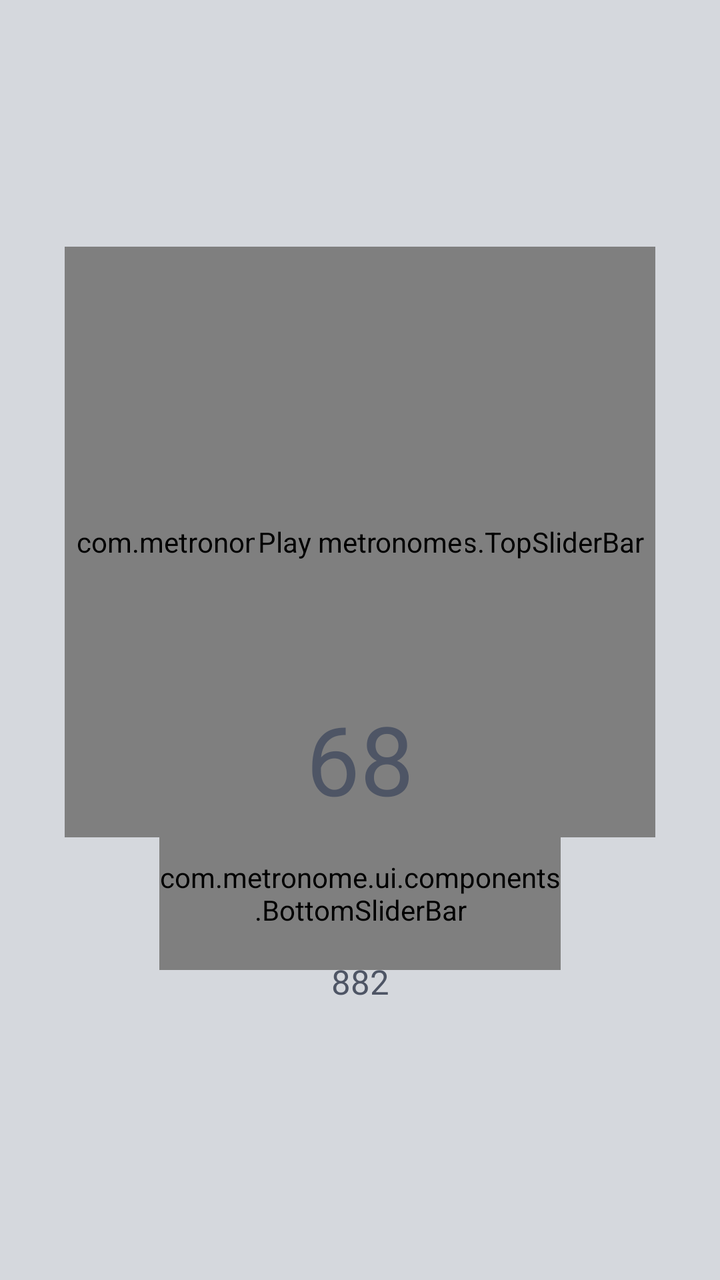
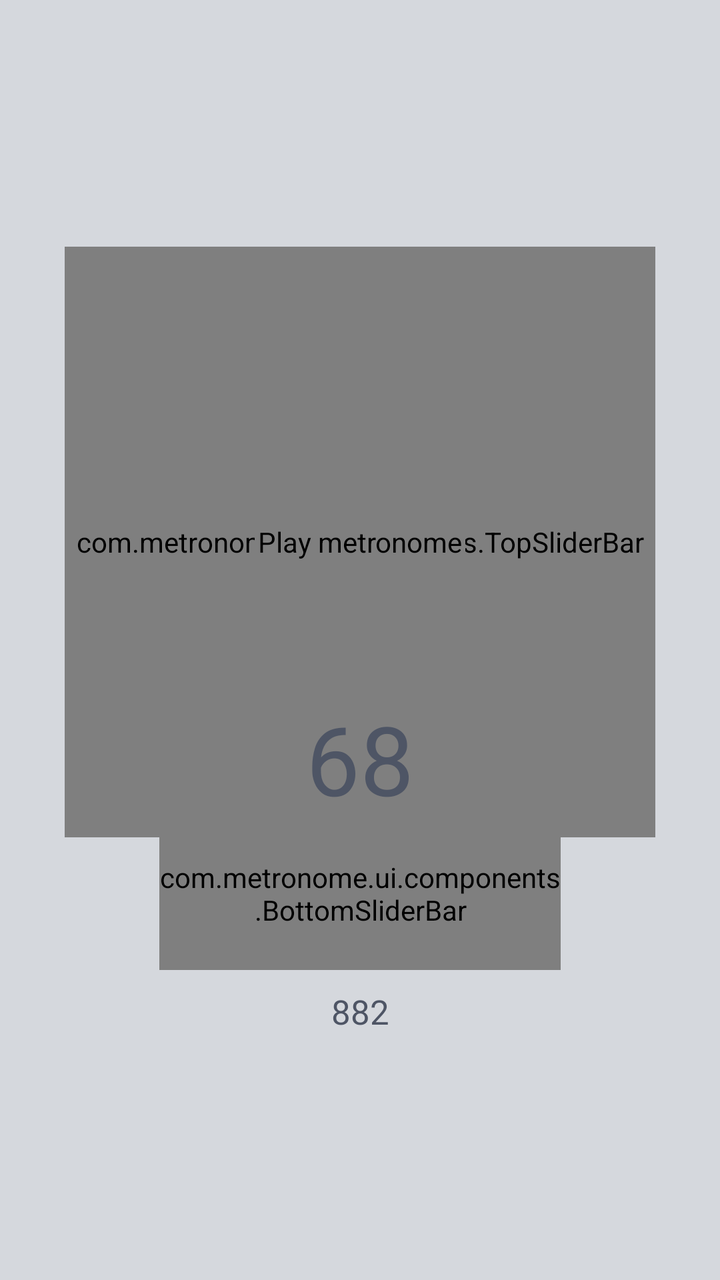

An Android layout rendered at two revisions. The XML below is the earlier revision; the diff shows what the commit changed to produce the second picture.
<!-- AndroidManifest.xml: application theme AppTheme -->
<!-- res/layout/fragment_controls.xml -->
<androidx.constraintlayout.widget.ConstraintLayout xmlns:android="http://schemas.android.com/apk/res/android"
    xmlns:app="http://schemas.android.com/apk/res-auto"
    android:layout_width="match_parent"
    android:layout_height="match_parent">

    <androidx.constraintlayout.widget.ConstraintLayout
        android:id="@+id/col"
        android:layout_width="0dp"
        android:layout_height="0dp"
        app:layout_constraintWidth_max="420dp"
        app:layout_constraintStart_toStartOf="parent"
        app:layout_constraintEnd_toEndOf="parent"
        app:layout_constraintBottom_toBottomOf="parent"
        app:layout_constraintDimensionRatio="411:891"
        app:layout_constraintTop_toTopOf="parent"/>

    <androidx.constraintlayout.widget.ConstraintLayout
        android:layout_width="0dp"
        android:layout_height="0dp"
        app:layout_constraintVertical_bias=".5"
        app:layout_constraintBottom_toBottomOf="parent"
        app:layout_constraintDimensionRatio="675:900"
        app:layout_constraintEnd_toEndOf="@id/col"
        app:layout_constraintStart_toStartOf="@id/col"
        app:layout_constraintTop_toTopOf="parent">

        <androidx.constraintlayout.widget.ConstraintLayout
            android:id="@+id/ui"
            android:layout_width="0dp"
            android:layout_height="0dp"
            app:layout_constraintBottom_toBottomOf="parent"
            app:layout_constraintEnd_toEndOf="parent"
            app:layout_constraintStart_toStartOf="parent"
            app:layout_constraintTop_toTopOf="parent">

            <androidx.constraintlayout.widget.ConstraintLayout
                android:layout_width="0dp"
                android:layout_height="0dp"
                app:layout_constraintBottom_toBottomOf="parent"
                app:layout_constraintDimensionRatio="675:174"
                app:layout_constraintEnd_toEndOf="parent"
                app:layout_constraintStart_toStartOf="parent"
                app:layout_constraintTop_toTopOf="parent"
                app:layout_constraintVertical_bias=".9">

                <com.metronome.ui.components.BottomSliderBar
                    android:id="@+id/b_s"
                    android:layout_width="0dp"
                    android:layout_height="0dp"
                    app:layout_constraintBottom_toBottomOf="parent"
                    app:layout_constraintDimensionRatio="416:158"
                    app:layout_constraintEnd_toEndOf="parent"
                    app:layout_constraintHorizontal_bias="0.5"
                    app:layout_constraintStart_toStartOf="parent"
                    app:layout_constraintTop_toTopOf="parent" />

            </androidx.constraintlayout.widget.ConstraintLayout>

            <androidx.constraintlayout.widget.ConstraintLayout
                android:layout_width="0dp"
                android:layout_height="0dp"
                app:layout_constraintBottom_toBottomOf="parent"
                app:layout_constraintDimensionRatio="675:80"
                app:layout_constraintEnd_toEndOf="parent"
                app:layout_constraintStart_toStartOf="parent"
                app:layout_constraintTop_toTopOf="parent"
                app:layout_constraintVertical_bias="1">

                <androidx.constraintlayout.widget.ConstraintLayout
                    android:layout_width="0dp"
                    android:layout_height="0dp"
                    app:layout_constraintBottom_toBottomOf="parent"
                    app:layout_constraintDimensionRatio="240:54"
                    app:layout_constraintEnd_toEndOf="parent"
                    app:layout_constraintHorizontal_bias="0.5"
                    app:layout_constraintStart_toStartOf="parent"
                    app:layout_constraintTop_toTopOf="parent">

                    <TextView
                        android:id="@+id/ms_text"
                        android:layout_width="0dp"
                        android:layout_height="0dp"
                        android:fontFamily="@font/rubik_regular"
                        android:gravity="center|top"
                        android:includeFontPadding="false"
                        android:visibility="invisible"
                        android:text="ms"
                        app:autoSizeMaxTextSize="200sp"
                        app:autoSizeStepGranularity="1sp"
                        app:autoSizeTextType="uniform"
                        android:textColor="@color/text_color"
                        app:layout_constraintBottom_toBottomOf="parent"
                        app:layout_constraintDimensionRatio="240:24"
                        app:layout_constraintEnd_toEndOf="parent"
                        app:layout_constraintStart_toStartOf="parent"
                        app:layout_constraintTop_toTopOf="parent"
                        app:layout_constraintVertical_bias="1" />

                    <TextView
                        android:id="@+id/ms_value"
                        android:layout_width="0dp"
                        android:layout_height="0dp"
                        android:fontFamily="@font/rubik_bold"
                        android:gravity="center"
                        android:includeFontPadding="false"
                        android:text="882"
                        app:autoSizeMaxTextSize="200sp"
                        app:autoSizeStepGranularity="1sp"
                        android:textColor="@color/text_color"
                        app:autoSizeTextType="uniform"
                        app:layout_constraintBottom_toBottomOf="parent"
                        app:layout_constraintDimensionRatio="240:31"
                        app:layout_constraintEnd_toEndOf="parent"
                        app:layout_constraintStart_toStartOf="parent"
                        app:layout_constraintTop_toTopOf="parent"
                        app:layout_constraintVertical_bias="0" />

                </androidx.constraintlayout.widget.ConstraintLayout>
            </androidx.constraintlayout.widget.ConstraintLayout>

            <androidx.constraintlayout.widget.ConstraintLayout
                android:layout_width="0dp"
                android:layout_height="0dp"
                app:layout_constraintBottom_toBottomOf="parent"
                app:layout_constraintDimensionRatio="675:675"
                app:layout_constraintEnd_toEndOf="parent"
                app:layout_constraintStart_toStartOf="parent"
                app:layout_constraintTop_toTopOf="parent"
                app:layout_constraintVertical_bias="0">

                <com.metronome.ui.components.TopSliderBar
                    android:id="@+id/t_s_b"
                    android:layout_width="match_parent"
                    android:layout_height="match_parent"
                    app:layout_constraintBottom_toBottomOf="parent"
                    app:layout_constraintEnd_toEndOf="parent"
                    app:layout_constraintStart_toStartOf="parent"
                    app:layout_constraintTop_toTopOf="parent"/>

                <androidx.constraintlayout.widget.ConstraintLayout
                    android:layout_width="0dp"
                    android:layout_height="0dp"
                    app:layout_constraintBottom_toBottomOf="parent"
                    app:layout_constraintDimensionRatio="675:241"
                    app:layout_constraintEnd_toEndOf="parent"
                    app:layout_constraintStart_toStartOf="parent"
                    app:layout_constraintTop_toTopOf="parent"
                    app:layout_constraintVertical_bias="0.5">

                    <com.metronome.ui.components.CenterButton
                        android:id="@+id/c_b"
                        android:layout_width="0dp"
                        android:layout_height="0dp"
                        android:contentDescription="@string/play_metronome"
                        android:tooltipText="@string/press_to_start"
                        app:layout_constraintBottom_toBottomOf="parent"
                        app:layout_constraintDimensionRatio="1:1"
                        app:layout_constraintEnd_toEndOf="parent"
                        app:layout_constraintHorizontal_bias="0.5"
                        app:layout_constraintStart_toStartOf="parent"
                        app:layout_constraintTop_toTopOf="parent" />

                </androidx.constraintlayout.widget.ConstraintLayout>

                <androidx.constraintlayout.widget.ConstraintLayout
                    android:layout_width="0dp"
                    android:layout_height="0dp"
                    app:layout_constraintBottom_toBottomOf="parent"
                    app:layout_constraintDimensionRatio="675:130"
                    app:layout_constraintEnd_toEndOf="parent"
                    app:layout_constraintStart_toStartOf="parent"
                    app:layout_constraintTop_toTopOf="parent"
                    app:layout_constraintVertical_bias="0.986">

                    <androidx.constraintlayout.widget.ConstraintLayout
                        android:layout_width="0dp"
                        android:layout_height="0dp"
                        app:layout_constraintBottom_toBottomOf="parent"
                        app:layout_constraintDimensionRatio="240:105"
                        app:layout_constraintEnd_toEndOf="parent"
                        app:layout_constraintHorizontal_bias="0.5"
                        app:layout_constraintStart_toStartOf="parent"
                        app:layout_constraintTop_toTopOf="parent">

                        <TextView
                            android:id="@+id/bmp_text"
                            android:layout_width="0dp"
                            android:layout_height="0dp"
                            android:fontFamily="@font/rubik_regular"
                            android:gravity="center|top"
                            android:includeFontPadding="false"
                            android:text="bpm"
                            android:visibility="gone"
                            android:textColor="@color/text_color"
                            app:autoSizeMaxTextSize="200sp"
                            app:autoSizeStepGranularity="1sp"
                            app:autoSizeTextType="uniform"
                            app:layout_constraintBottom_toBottomOf="parent"
                            app:layout_constraintDimensionRatio="240:29"
                            app:layout_constraintEnd_toEndOf="parent"
                            app:layout_constraintStart_toStartOf="parent"
                            app:layout_constraintTop_toTopOf="parent"
                            app:layout_constraintVertical_bias="1" />

                        <TextView
                            android:id="@+id/bmp_value"
                            android:layout_width="0dp"
                            android:layout_height="match_parent"
                            android:fontFamily="@font/rubik_regular"
                            android:gravity="center|top"
                            android:includeFontPadding="false"
                            android:textColor="@color/text_color"
                            android:text="68"
                            android:translationY="-5dp"
                            app:autoSizeMaxTextSize="200sp"
                            app:autoSizeStepGranularity="1sp"
                            app:autoSizeTextType="uniform"
                            app:layout_constraintBottom_toBottomOf="parent"
                            app:layout_constraintDimensionRatio="240:H"
                            app:layout_constraintEnd_toEndOf="parent"
                            app:layout_constraintStart_toStartOf="parent"
                            app:layout_constraintTop_toTopOf="parent"
                            app:layout_constraintVertical_bias="0" />
                    </androidx.constraintlayout.widget.ConstraintLayout>

                </androidx.constraintlayout.widget.ConstraintLayout>

            </androidx.constraintlayout.widget.ConstraintLayout>

        </androidx.constraintlayout.widget.ConstraintLayout>

    </androidx.constraintlayout.widget.ConstraintLayout>

</androidx.constraintlayout.widget.ConstraintLayout>
<!-- resources referenced by this layout -->
<resources>
  <color name="text_color">#4E5565</color>
  <string name="play_metronome" translatable="false">Play metronome</string>
  <string name="press_to_start">Press to Start</string>
  <style name="AppTheme" parent="Theme.MaterialComponents.Light.NoActionBar">
          
          <item name="android:windowFullscreen">true</item>
          <item name="android:windowActionBar">false</item>
          <item name="android:windowDisablePreview">true</item>
          <item name="colorPrimary">@color/colorPrimary</item>
          <item name="colorPrimaryDark">@color/colorPrimaryDark</item>
          <item name="android:windowBackground">@color/background_color</item>
          <item name="android:windowSplashScreenBackground" tools:targetApi="31">@color/background_color</item>
  
          
          <item name="android:windowDrawsSystemBarBackgrounds">true</item>
          <item name="android:enforceNavigationBarContrast" tools:targetApi="29">false</item>
          <item name="android:statusBarColor">@android:color/transparent</item>
          <item name="android:navigationBarColor">@android:color/transparent</item>
      </style>
  <color name="colorPrimary">#3F51B5</color>
  <color name="colorPrimaryDark">#303f9f</color>
  <color name="background_color">#d5d8dd</color>
</resources>

<!-- the commit's change to res/layout/fragment_controls.xml (unified diff, before → after) -->
@@ -113,7 +113,7 @@
                         app:layout_constraintEnd_toEndOf="parent"
                         app:layout_constraintStart_toStartOf="parent"
                         app:layout_constraintTop_toTopOf="parent"
-                        app:layout_constraintVertical_bias="0" />
+                        app:layout_constraintVertical_bias="1" />
 
                 </androidx.constraintlayout.widget.ConstraintLayout>
             </androidx.constraintlayout.widget.ConstraintLayout>
